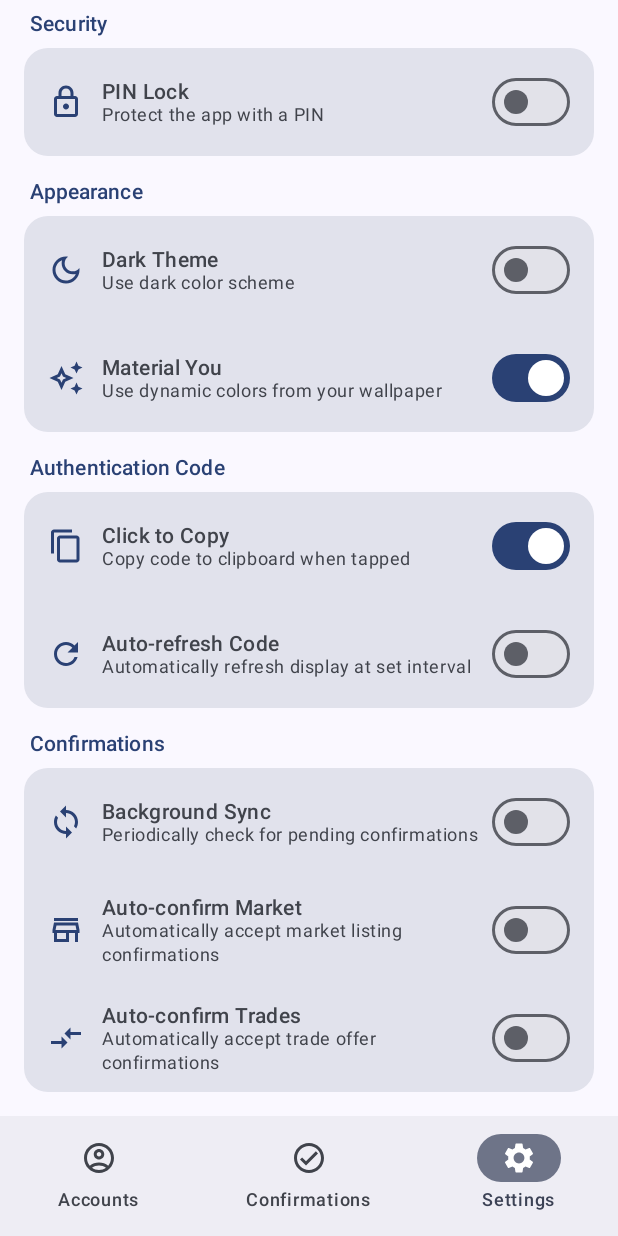
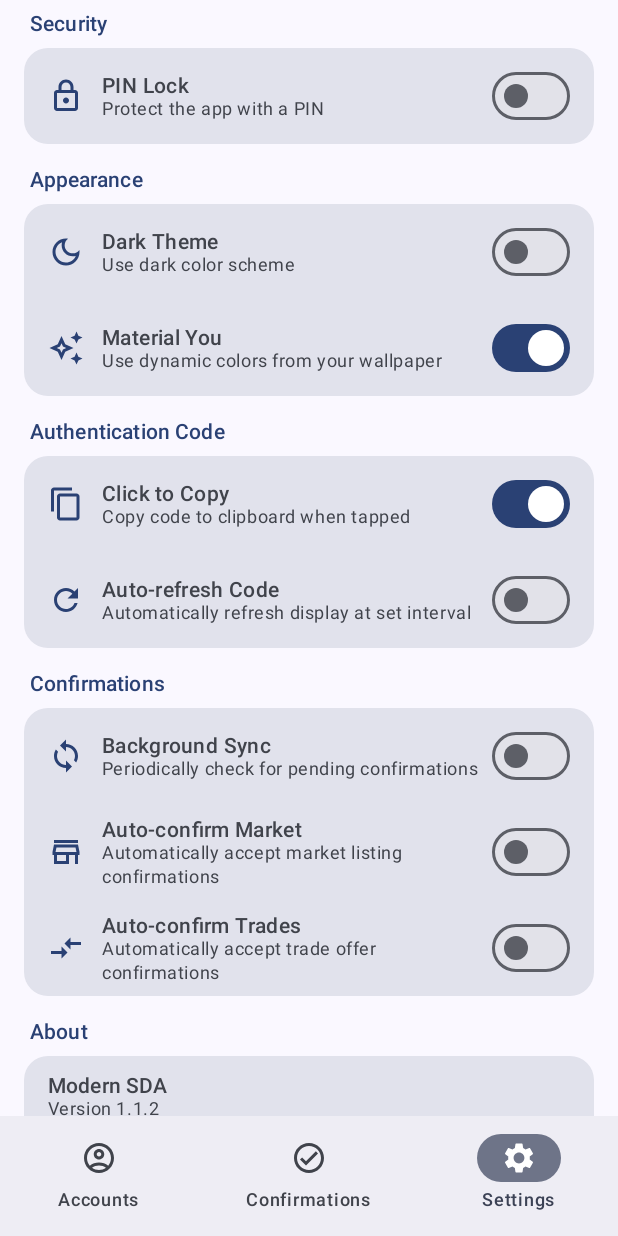
Before and after one commit to HouwyTwitch/Modern-SDA-Android, an Android app built with Jetpack Compose: the SettingsScreen screen opened through its navigation route, on a phone screen of 412 x 824 dp. Run offline under Robolectric (Android 15) with nearby library versions, the phone set to English and light mode, and no system bars; our stand-ins replace Dagger/Hilt's generated code.

Commit message:
Reduce vertical margins and bump version to 1.1.2
Trim top/bottom padding on account cards, TOTP display,
confirmation cards, and settings rows for a more compact layout.

https://claude.ai/code/session_01WApUceP88bagLKQa2uLBEv

```diff
--- a/app/build.gradle.kts
+++ b/app/build.gradle.kts
@@ -15,8 +15,8 @@ android {
         applicationId = "com.houwytwitch.modernsda"
         minSdk = 31
         targetSdk = 35
-        versionCode = 3
-        versionName = "1.1.1"
+        versionCode = 4
+        versionName = "1.1.2"
     }
 
     buildTypes {
--- a/app/src/main/java/com/houwytwitch/modernsda/ui/components/AccountCard.kt
+++ b/app/src/main/java/com/houwytwitch/modernsda/ui/components/AccountCard.kt
@@ -67,7 +67,7 @@ fun AccountCard(
         Row(
             modifier = Modifier
                 .fillMaxWidth()
-                .padding(horizontal = 12.dp, vertical = 10.dp),
+                .padding(horizontal = 12.dp, vertical = 6.dp),
             verticalAlignment = Alignment.CenterVertically,
         ) {
             // Avatar
--- a/app/src/main/java/com/houwytwitch/modernsda/ui/components/TotpCodeDisplay.kt
+++ b/app/src/main/java/com/houwytwitch/modernsda/ui/components/TotpCodeDisplay.kt
@@ -64,7 +64,7 @@ fun TotpCodeDisplay(
         elevation = CardDefaults.cardElevation(defaultElevation = 2.dp),
     ) {
         Column(
-            modifier = Modifier.padding(20.dp),
+            modifier = Modifier.padding(horizontal = 20.dp, vertical = 12.dp),
             horizontalAlignment = Alignment.CenterHorizontally,
         ) {
             Text(
--- a/app/src/main/java/com/houwytwitch/modernsda/ui/screens/confirmations/ConfirmationsScreen.kt
+++ b/app/src/main/java/com/houwytwitch/modernsda/ui/screens/confirmations/ConfirmationsScreen.kt
@@ -249,7 +249,7 @@ private fun ConfirmationCard(
             containerColor = MaterialTheme.colorScheme.surfaceVariant,
         ),
     ) {
-        Column(modifier = Modifier.padding(16.dp)) {
+        Column(modifier = Modifier.padding(horizontal = 16.dp, vertical = 12.dp)) {
             Row(
                 modifier = Modifier.fillMaxWidth(),
                 horizontalArrangement = Arrangement.SpaceBetween,
--- a/app/src/main/java/com/houwytwitch/modernsda/ui/screens/settings/SettingsScreen.kt
+++ b/app/src/main/java/com/houwytwitch/modernsda/ui/screens/settings/SettingsScreen.kt
@@ -313,14 +313,14 @@ fun SettingsScreen(
             // About section
             SettingsSectionHeader(title = "About")
             SettingsCard {
-                Column(modifier = Modifier.padding(16.dp)) {
+                Column(modifier = Modifier.padding(horizontal = 16.dp, vertical = 12.dp)) {
                     Text(
                         text = "Modern SDA",
                         style = MaterialTheme.typography.titleSmall,
                         fontWeight = FontWeight.SemiBold,
                     )
                     Text(
-                        text = "Version 1.1.1",
+                        text = "Version 1.1.2",
                         style = MaterialTheme.typography.bodySmall,
                         color = MaterialTheme.colorScheme.onSurfaceVariant,
                     )
@@ -372,7 +372,7 @@ private fun ToggleSettingRow(
     Row(
         modifier = Modifier
             .fillMaxWidth()
-            .padding(horizontal = 16.dp, vertical = 12.dp),
+            .padding(horizontal = 16.dp, vertical = 8.dp),
         verticalAlignment = Alignment.CenterVertically,
     ) {
         Icon(
@@ -411,7 +411,7 @@ private fun ClickSettingRow(
         modifier = Modifier
             .fillMaxWidth()
             .clickable(onClick = onClick)
-            .padding(horizontal = 16.dp, vertical = 12.dp),
+            .padding(horizontal = 16.dp, vertical = 8.dp),
         verticalAlignment = Alignment.CenterVertically,
     ) {
         Icon(
@@ -444,7 +444,7 @@ private fun InfoSettingRow(
     Row(
         modifier = Modifier
             .fillMaxWidth()
-            .padding(horizontal = 16.dp, vertical = 12.dp),
+            .padding(horizontal = 16.dp, vertical = 8.dp),
         verticalAlignment = Alignment.CenterVertically,
     ) {
         Icon(
```
